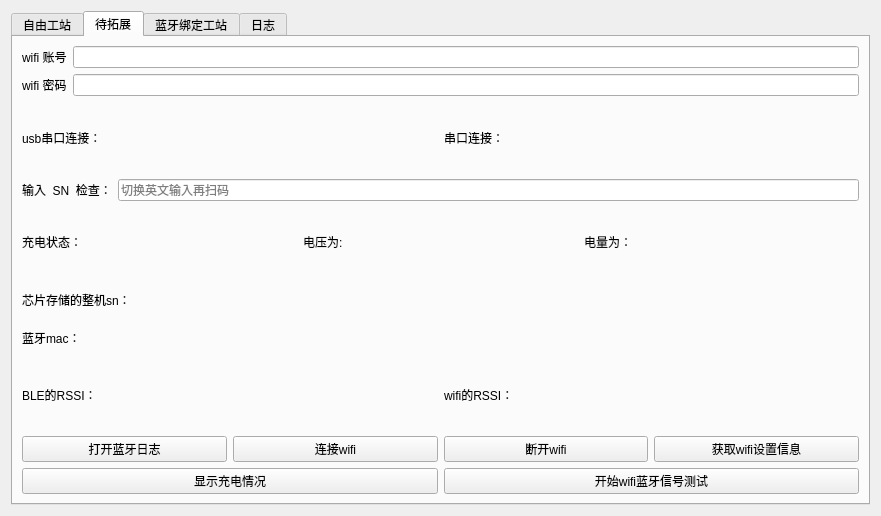
Old version of the form work_station/freework/qfreework.ui in the repository yuhuang163/test.
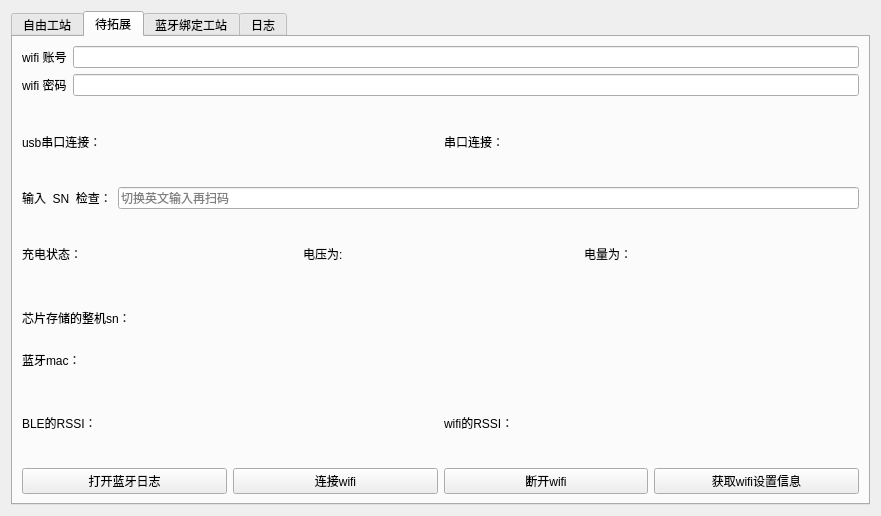
New version of the form. The open tabs and pages were chosen to show the change.

What changed in the file:
```diff
--- a/work_station/freework/qfreework.ui
+++ b/work_station/freework/qfreework.ui
@@ -499,24 +499,6 @@
           </item>
          </layout>
         </item>
-        <item row="7" column="0">
-         <layout class="QHBoxLayout" name="horizontalLayout_22">
-          <item>
-           <widget class="QPushButton" name="get_battery">
-            <property name="text">
-             <string>显示充电情况</string>
-            </property>
-           </widget>
-          </item>
-          <item>
-           <widget class="QPushButton" name="start_wifible_test">
-            <property name="text">
-             <string>开始wifi蓝牙信号测试</string>
-            </property>
-           </widget>
-          </item>
-         </layout>
-        </item>
         <item row="6" column="0">
          <layout class="QHBoxLayout" name="horizontalLayout_8">
           <property name="topMargin">
```
